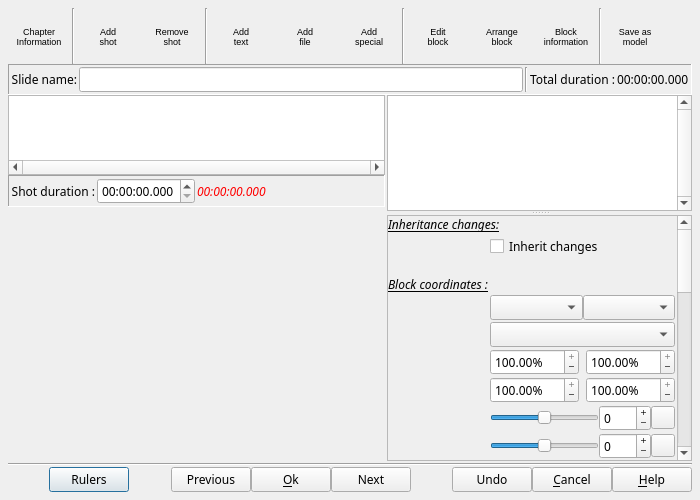
Old version of the form src/ffDiaporama/DlgSlide/DlgSlideProperties.ui in the repository boenki/ffdiaporama.
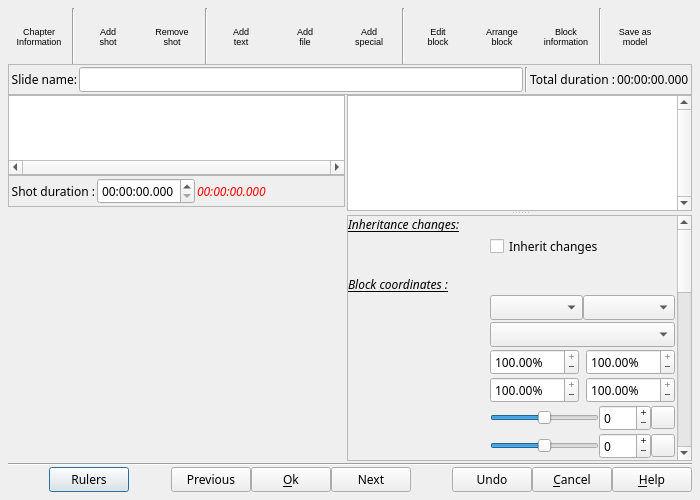
New version of the form. Icons and pictures are not drawn. Custom widgets are drawn as their Qt base class.

Commit message: -Enlarged right panel of the Edit slide dialog to ensure all statements are displayed even if some words are very long (case on some languages) -Fixed a problem with breaks in the music when encoding

```diff
--- a/src/ffDiaporama/DlgSlide/DlgSlideProperties.ui
+++ b/src/ffDiaporama/DlgSlide/DlgSlideProperties.ui
@@ -582,7 +582,7 @@
    <item>
     <widget class="QFrame" name="SlideLayout">
      <property name="frameShape">
-      <enum>QFrame::Panel</enum>
+      <enum>QFrame::StyledPanel</enum>
      </property>
      <property name="frameShadow">
       <enum>QFrame::Sunken</enum>
@@ -794,7 +794,7 @@
           </sizepolicy>
          </property>
          <property name="frameShape">
-          <enum>QFrame::Panel</enum>
+          <enum>QFrame::StyledPanel</enum>
          </property>
          <property name="frameShadow">
           <enum>QFrame::Sunken</enum>
@@ -913,7 +913,7 @@
        </property>
        <property name="minimumSize">
         <size>
-         <width>305</width>
+         <width>345</width>
          <height>0</height>
         </size>
        </property>
@@ -1081,8 +1081,8 @@
              <rect>
               <x>0</x>
               <y>0</y>
-              <width>289</width>
-              <height>820</height>
+              <width>323</width>
+              <height>810</height>
              </rect>
             </property>
             <property name="sizePolicy">
```
The commit also changes 18 other files.
